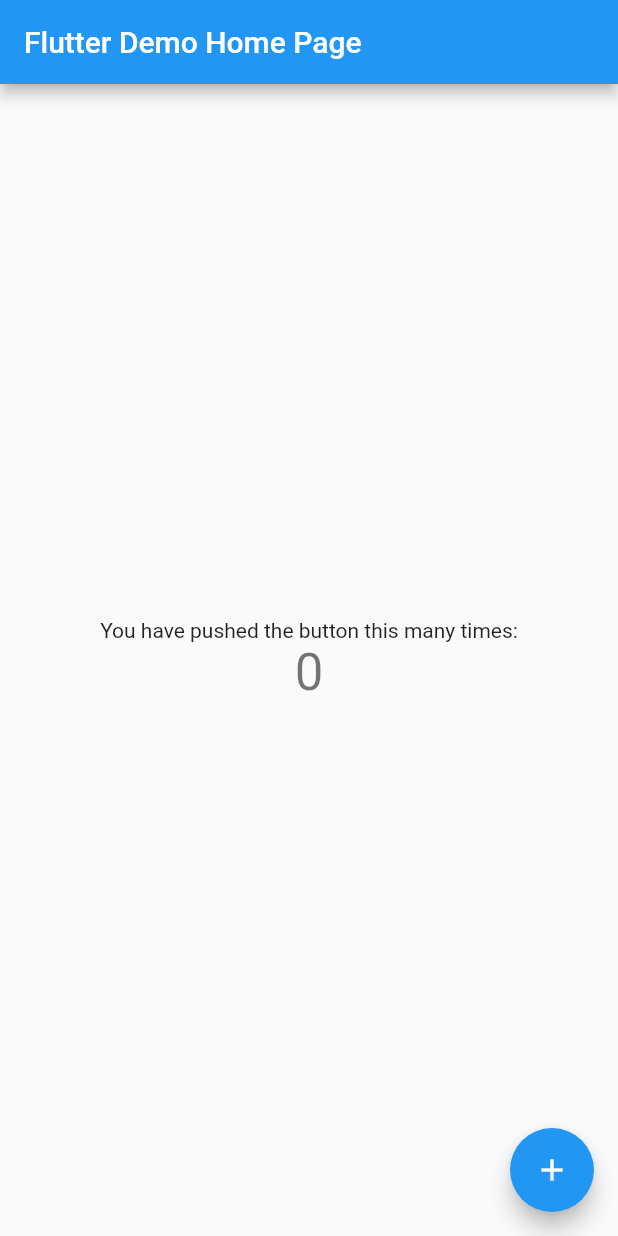
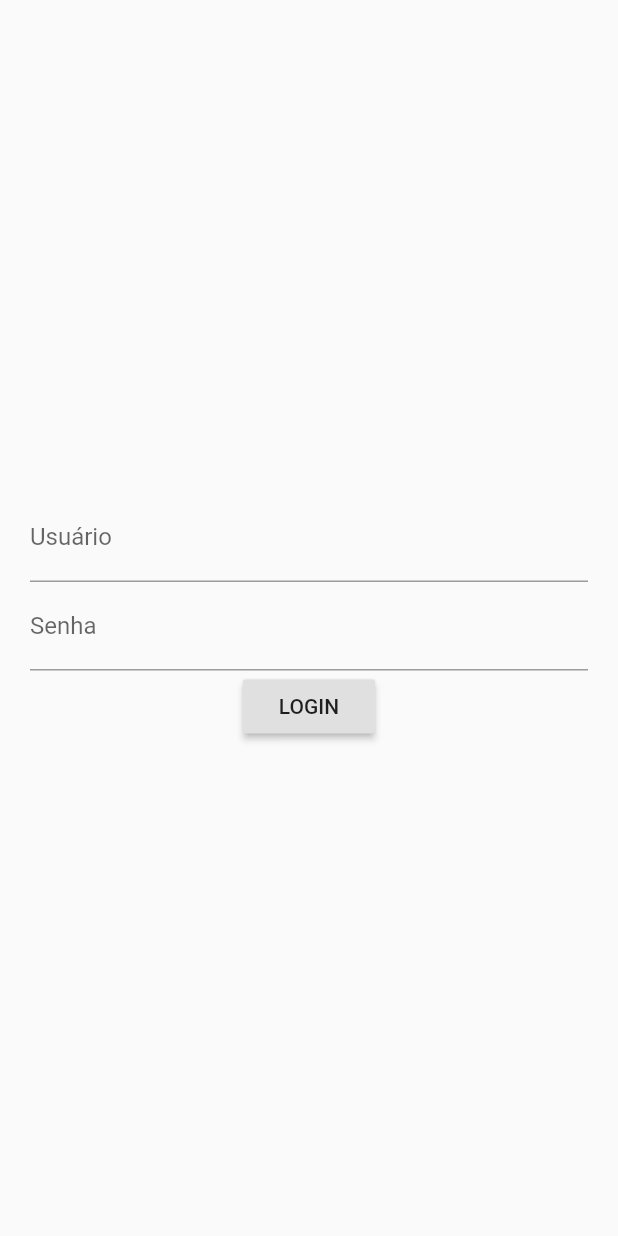
Before and after one commit to raphaelsilvasage/dojo_flutter_firebase, a Flutter app: the screen it shows after launch, on a phone screen of 412 x 824 dp. Run offline on Flutter 3.47's test engine with Material 2 defaults, Android fonts, the phone set to English and light mode, and no system bars; our stand-ins replace cloud_firestore; accounts and stored records are empty.

```diff
--- /dev/null
+++ b/lib/helpers/navegacaoHelper.dart
@@ -0,0 +1,67 @@
+import 'package:dojo_flutter_firebase/views/loginView.dart';
+import 'package:dojo_flutter_firebase/views/principalView.dart';
+import 'package:flutter/material.dart';
+
+class NavegacaoHelper {
+  static const rotaRoot = "/";
+  static const rotaPrincipal = "/principal";
+  static const rotaLogin = "/login";
+
+  static RouteFactory rotas() {
+    return (settings) {
+      final Map<String, dynamic> parametros = settings.arguments;
+      Widget viewEncontrada;
+
+      switch (settings.name) {
+        case rotaRoot:
+          viewEncontrada = LoginView();
+          break;
+
+        case rotaLogin:
+          viewEncontrada = LoginView();
+          break;
+
+        case rotaPrincipal:
+          String usuarioId = parametros != null ? parametros["usuarioId"] : null;
+          viewEncontrada = PrincipalView(usuarioId);
+          break;
+
+        default:
+          return null;
+      }
+
+      return MaterialPageRoute(builder: (BuildContext context) => viewEncontrada);
+    };
+  }
+
+  static RouteFactory rotaNaoEncontrada() {
+    return (settings) {
+      String rotaNaoEncontrada = settings.name;
+      return MaterialPageRoute(builder: (context) => _widgetRotaNaoEncontrada(rotaNaoEncontrada));
+    };
+  }
+
+  static Widget _widgetRotaNaoEncontrada(String rotaNaoEncontrada) {
+    return Scaffold(
+      backgroundColor: Colors.red,
+      appBar: AppBar(
+        title: Text("Rota não encontrada"),
+        centerTitle: true,
+      ),
+      body: Container(
+        alignment: Alignment.center,
+        padding: EdgeInsets.all(20),
+        child: Text.rich(
+          TextSpan(
+            children: <TextSpan>[
+              TextSpan(text: "A rota ", style: TextStyle(fontSize: 20, fontWeight: FontWeight.bold, color: Colors.white)),
+              TextSpan(text: "$rotaNaoEncontrada", style: TextStyle(fontSize: 20, fontWeight: FontWeight.bold, color: Colors.yellow)),
+              TextSpan(text: " não foi encontrada/definida", style: TextStyle(fontSize: 20, fontWeight: FontWeight.bold, color: Colors.white)),
+            ],
+          ),
+          textAlign: TextAlign.center,
+        ),
+      ),
+    );
+  }
+}
--- a/lib/main.dart
+++ b/lib/main.dart
@@ -1,3 +1,4 @@
+import 'helpers/navegacaoHelper.dart';
 import 'package:flutter/material.dart';
 
 void main() => runApp(MyApp());
@@ -7,105 +8,14 @@ class MyApp extends StatelessWidget {
   @override
   Widget build(BuildContext context) {
     return MaterialApp(
-      title: 'Flutter Demo',
+      debugShowCheckedModeBanner: false,
+      title: "Firebase",
       theme: ThemeData(
-        // This is the theme of your application.
-        //
-        // Try running your application with "flutter run". You'll see the
-        // application has a blue toolbar. Then, without quitting the app, try
-        // changing the primarySwatch below to Colors.green and then invoke
-        // "hot reload" (press "r" in the console where you ran "flutter run",
-        // or simply save your changes to "hot reload" in a Flutter IDE).
-        // Notice that the counter didn't reset back to zero; the application
-        // is not restarted.
         primarySwatch: Colors.blue,
       ),
-      home: MyHomePage(title: 'Flutter Demo Home Page'),
+      initialRoute: NavegacaoHelper.rotaLogin,
+      onGenerateRoute: NavegacaoHelper.rotas(),
+      onUnknownRoute: NavegacaoHelper.rotaNaoEncontrada(),
     );
   }
 }
-
-class MyHomePage extends StatefulWidget {
-  MyHomePage({Key key, this.title}) : super(key: key);
-
-  // This widget is the home page of your application. It is stateful, meaning
-  // that it has a State object (defined below) that contains fields that affect
-  // how it looks.
-
-  // This class is the configuration for the state. It holds the values (in this
-  // case the title) provided by the parent (in this case the App widget) and
-  // used by the build method of the State. Fields in a Widget subclass are
-  // always marked "final".
-
-  final String title;
-
-  @override
-  _MyHomePageState createState() => _MyHomePageState();
-}
-
-class _MyHomePageState extends State<MyHomePage> {
-  int _counter = 0;
-
-  void _incrementCounter() {
-    setState(() {
-      // This call to setState tells the Flutter framework that something has
-      // changed in this State, which causes it to rerun the build method below
-      // so that the display can reflect the updated values. If we changed
-      // _counter without calling setState(), then the build method would not be
-      // called again, and so nothing would appear to happen.
-      _counter++;
-    });
-  }
-
-  @override
-  Widget build(BuildContext context) {
-    // This method is rerun every time setState is called, for instance as done
-    // by the _incrementCounter method above.
-    //
-    // The Flutter framework has been optimized to make rerunning build methods
-    // fast, so that you can just rebuild anything that needs updating rather
-    // than having to individually change instances of widgets.
-    return Scaffold(
-      appBar: AppBar(
-        // Here we take the value from the MyHomePage object that was created by
-        // the App.build method, and use it to set our appbar title.
-        title: Text(widget.title),
-      ),
-      body: Center(
-        // Center is a layout widget. It takes a single child and positions it
-        // in the middle of the parent.
-        child: Column(
-          // Column is also layout widget. It takes a list of children and
-          // arranges them vertically. By default, it sizes itself to fit its
-          // children horizontally, and tries to be as tall as its parent.
-          //
-          // Invoke "debug painting" (press "p" in the console, choose the
-          // "Toggle Debug Paint" action from the Flutter Inspector in Android
-          // Studio, or the "Toggle Debug Paint" command in Visual Studio Code)
-          // to see the wireframe for each widget.
-          //
-          // Column has various properties to control how it sizes itself and
-          // how it positions its children. Here we use mainAxisAlignment to
-          // center the children vertically; the main axis here is the vertical
-          // axis because Columns are vertical (the cross axis would be
-          // horizontal).
-          mainAxisAlignment: MainAxisAlignment.center,
-          children: <Widget>[
-            Text(
-              'You have pushed the button this many times:',
-            ),
-            Text(
-              '$_counter',
-              style: Theme.of(context).textTheme.display1,
-            ),
-          ],
-        ),
-      ),
-      floatingActionButton: FloatingActionButton(
-        onPressed: _incrementCounter,
-        tooltip: 'Increment',
-        child: Icon(Icons.add),
-      ), // This trailing comma makes auto-formatting nicer for build methods.
-    );
-  }
-}
--- /dev/null
+++ b/lib/views/loginView.dart
@@ -0,0 +1,90 @@
+import 'package:cloud_firestore/cloud_firestore.dart';
+import 'package:dojo_flutter_firebase/helpers/navegacaoHelper.dart';
+import 'package:flutter/material.dart';
+
+class LoginView extends StatefulWidget {
+  @override
+  _LoginViewState createState() => _LoginViewState();
+}
+
+class _LoginViewState extends State<LoginView> {
+  bool _estaCarregando = false;
+  final _controladorUsuario = TextEditingController();
+  final _controladorSenha = TextEditingController();
+
+  @override
+  Widget build(BuildContext context) {
+    return Scaffold(
+      body: Container(
+        alignment: Alignment.center,
+        padding: EdgeInsets.all(20),
+        child: _estaCarregando
+            ? CircularProgressIndicator()
+            : Column(
+                mainAxisAlignment: MainAxisAlignment.center,
+                crossAxisAlignment: CrossAxisAlignment.center,
+                children: <Widget>[
+                  TextField(
+                    controller: _controladorUsuario,
+                    decoration: InputDecoration(labelText: "Usuário"),
+                  ),
+                  TextField(
+                    controller: _controladorSenha,
+                    decoration: InputDecoration(labelText: "Senha"),
+                    obscureText: true,
+                  ),
+                  RaisedButton(
+                    child: Text("LOGIN"),
+                    onPressed: () async {
+                      setState(() {
+                        _estaCarregando = true;
+                      });
+
+                      await _efetuarLogin(_controladorUsuario.text, _controladorSenha.text);
+
+                      setState(() {
+                        _estaCarregando = false;
+                      });
+                    },
+                  )
+                ],
+              ),
+      ),
+    );
+  }
+
+  Future<Null> _efetuarLogin(String usuario, String senha) async {
+    //ACESSAR O FIREBASE
+    QuerySnapshot usuarioEncontrado = await Firestore.instance.collection("usuarios").where("login", isEqualTo: usuario).getDocuments();
+    if (usuarioEncontrado.documents.length > 0) {
+      bool senhaValida = usuarioEncontrado.documents[0]["senha"] == senha;
+      if (senhaValida) {
+        //NAVEGAR PARA VIEW PRINCIPAL
+        Navigator.of(context).pushNamed(NavegacaoHelper.rotaPrincipal, arguments: {"usuarioId" : usuarioEncontrado.documents[0].documentID});
+      } else {
+        _exibirAlerta("Senha inválida!");
+      }
+    } else {
+      _exibirAlerta("Usuário não cadastrado");
+    }
+  }
+
+  void _exibirAlerta(String mensagem) {
+    showDialog(
+        context: context,
+        builder: (BuildContext context) {
+          return AlertDialog(
+            title: Text("Atenção"),
+            content: Text(mensagem),
+            actions: <Widget>[
+              FlatButton(
+                child: Text("Fechar"),
+                onPressed: () {
+                  Navigator.of(context).pop();
+                },
+              )
+            ],
+          );
+        });
+  }
+}
```
Also changed, not shown: lib/views/principalView.dart (added, +55 -0 lines).
